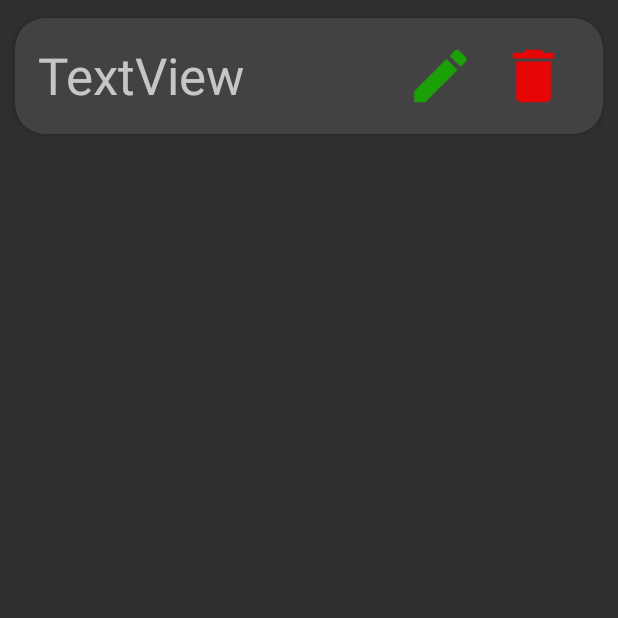
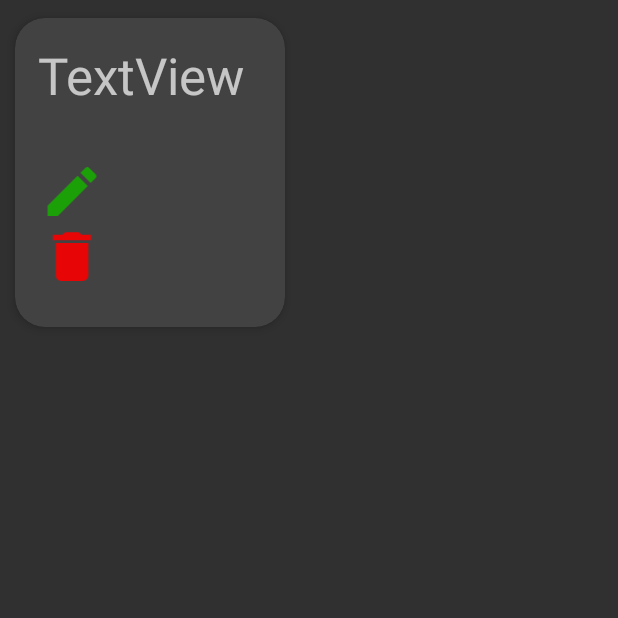
Before and after one commit to AmarisOsorio/App-BloomKids, an Android app: the item_Card screen opened directly, with no data from a screen before it, on a phone screen of 412 x 824 dp, the top half of it. Run offline under Robolectric (Android 15) with nearby library versions, the phone set to English and light mode, and no system bars; Roboto replaces fonts that are not available here.

Commit message:
Arregle la card y avance en bottom navigation

```diff
--- a/BloomKids/app/src/main/java/bryan/amaris/bloomkids/MainActivity.kt
+++ b/BloomKids/app/src/main/java/bryan/amaris/bloomkids/MainActivity.kt
@@ -26,10 +26,11 @@ class MainActivity : AppCompatActivity() {
         // menu should be considered as top level destinations.
         val appBarConfiguration = AppBarConfiguration(
             setOf(
-                R.id.navigation_home, R.id.navigation_dashboard, R.id.navigation_notifications
+                R.id.enfermedades, R.id.pacientes, R.id.habitacion,R.id.medicamentos2
             )
         )
         setupActionBarWithNavController(navController, appBarConfiguration)
         navView.setupWithNavController(navController)
+
     }
 }
--- a/BloomKids/app/src/main/java/bryan/amaris/bloomkids/bienvenida.kt
+++ b/BloomKids/app/src/main/java/bryan/amaris/bloomkids/bienvenida.kt
@@ -9,6 +9,7 @@ import androidx.activity.enableEdgeToEdge
 import androidx.appcompat.app.AppCompatActivity
 import androidx.core.view.ViewCompat
 import androidx.core.view.WindowInsetsCompat
+import androidx.navigation.Navigation
 
 class bienvenida : AppCompatActivity() {
     override fun onCreate(savedInstanceState: Bundle?) {
@@ -25,8 +26,9 @@ class bienvenida : AppCompatActivity() {
         val txtcrear = findViewById<TextView>(R.id.txtcmCrearCuenta)
         val imgcrearcuenta = findViewById<ImageView>(R.id.imgFlecha)
 
-        btncmAcceder.setOnClickListener(){
-            startActivity(Intent(this,crearCuenta::class.java))
+        btncmAcceder.setOnClickListener {
+            val intent = Intent(this, MainActivity::class.java)
+            startActivity(intent)
         }
 
         txtcrear.setOnClickListener(){
--- a/BloomKids/app/src/main/res/layout/activity_item_card.xml
+++ b/BloomKids/app/src/main/res/layout/activity_item_card.xml
@@ -10,34 +10,34 @@
     app:contentPadding="15dp"
 
     android:id="@+id/main"
-    android:layout_width="match_parent"
-    android:layout_height="101dp"
+    android:layout_width="200dp"
+    android:layout_height="230dp"
     tools:context=".item_Card">
 
     <LinearLayout
         android:layout_width="match_parent"
-        android:layout_height="match_parent"
-        android:orientation="horizontal">
+        android:layout_height="165dp"
+        android:orientation="vertical">
 
 
         <TextView
             android:id="@+id/txtProductoDato"
-            android:layout_width="200dp"
-            android:layout_height="wrap_content"
+            android:layout_width="match_parent"
+            android:layout_height="200dp"
             android:layout_weight="1"
             android:text="TextView"
             android:textSize="34sp" />
 
         <ImageView
             android:id="@+id/imgEditar"
-            android:layout_width="wrap_content"
+            android:layout_width="45dp"
             android:layout_height="match_parent"
             android:layout_weight="1"
             app:srcCompat="@drawable/ic_edit" />
 
         <ImageView
             android:id="@+id/imgBorrar"
-            android:layout_width="wrap_content"
+            android:layout_width="45dp"
             android:layout_height="match_parent"
             android:layout_weight="1"
             app:srcCompat="@drawable/ic_delete" />
```
Also changed, not shown: BloomKids/app/src/main/res/menu/bottom_nav_menu.xml (+10 -4 lines), BloomKids/app/src/main/res/navigation/mobile_navigation.xml (+18 -16 lines).
